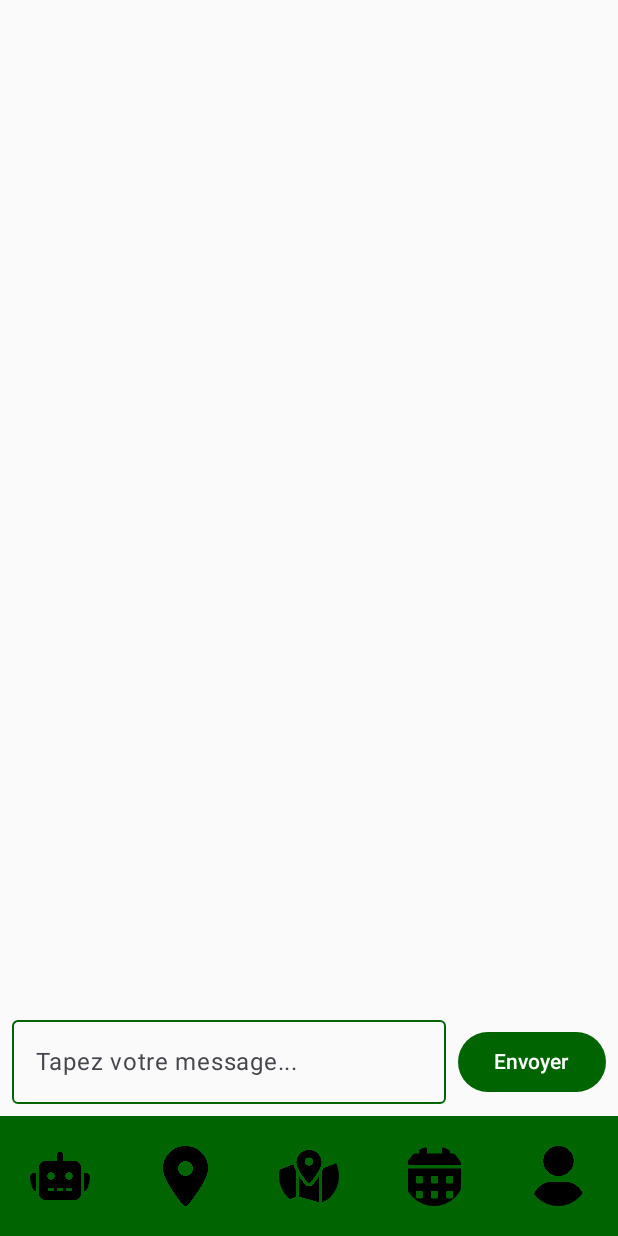
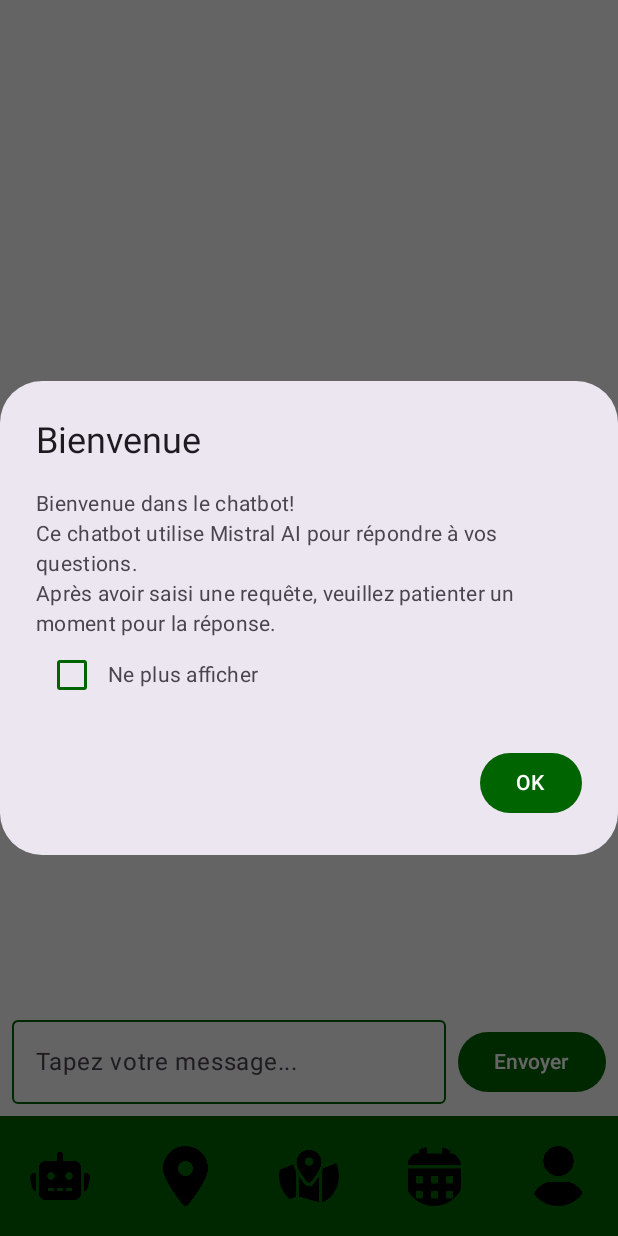
Before and after one commit to doriangilbert/ProjetIFT717, an Android app built with Jetpack Compose: the ChatBotView screen opened through its navigation route, on a phone screen of 412 x 824 dp. Run offline under Robolectric (Android 15) with nearby library versions, the phone set to English and light mode, and no system bars; libraries missing offline, so code that uses them is left out: io.socket.client; pictures from the network do not load.

Commit message:
Ajout de boites de dialogue de bienvenue et pour le chatbot

```diff
--- a/projetift717_client_android/app/src/main/java/com/example/projetift717/view/ChatBotView.kt
+++ b/projetift717_client_android/app/src/main/java/com/example/projetift717/view/ChatBotView.kt
@@ -1,19 +1,17 @@
 package com.example.projetift717.view
 
+import android.content.Context
+import android.content.SharedPreferences
 import androidx.compose.foundation.layout.*
 import androidx.compose.foundation.lazy.LazyColumn
 import androidx.compose.foundation.lazy.items
 import androidx.compose.foundation.lazy.rememberLazyListState
-import androidx.compose.material3.Button
-import androidx.compose.material3.ButtonDefaults
-import androidx.compose.material3.Divider
-import androidx.compose.material3.OutlinedTextField
-import androidx.compose.material3.OutlinedTextFieldDefaults
-import androidx.compose.material3.Text
+import androidx.compose.material3.*
 import androidx.compose.runtime.*
 import androidx.compose.ui.Alignment
 import androidx.compose.ui.Modifier
 import androidx.compose.ui.graphics.Color
+import androidx.compose.ui.platform.LocalContext
 import androidx.compose.ui.platform.LocalSoftwareKeyboardController
 import androidx.compose.ui.unit.dp
 import androidx.navigation.NavController
@@ -24,11 +22,18 @@ import kotlinx.coroutines.launch
 fun ChatBotView(viewModel: ChatViewModel, navController: NavController) {
     val chatHistory by viewModel.chatHistory.collectAsState()
     val listState = rememberLazyListState()
+    val context = LocalContext.current
+    val sharedPreferences = context.getSharedPreferences("chatbot_prefs", Context.MODE_PRIVATE)
+    val showWelcomeDialog = remember { mutableStateOf(sharedPreferences.getBoolean("show_welcome_dialog", true)) }
 
     LaunchedEffect(chatHistory) {
         if (chatHistory.isNotEmpty()) {
             listState.animateScrollToItem(chatHistory.size - 1)
         }
+    }
+
+    if (showWelcomeDialog.value) {
+        WelcomeDialog(sharedPreferences, showWelcomeDialog)
     }
 
     Column(
@@ -55,6 +60,47 @@ fun ChatBotView(viewModel: ChatViewModel, navController: NavController) {
         ChatInput(viewModel = viewModel)
     }
     Footer(navController = navController)
+}
+
+@Composable
+fun WelcomeDialog(sharedPreferences: SharedPreferences, showWelcomeDialog: MutableState<Boolean>) {
+    var doNotShowAgain by remember { mutableStateOf(false) }
+
+    AlertDialog(
+        onDismissRequest = { showWelcomeDialog.value = false },
+        title = { Text("Bienvenue") },
+        text = {
+            Column {
+                Text("Bienvenue dans le chatbot!")
+                Text("Ce chatbot utilise Mistral AI pour répondre à vos questions.")
+                Text("Après avoir saisi une requête, veuillez patienter un moment pour la réponse.")
+                Row(verticalAlignment = Alignment.CenterVertically) {
+                    Checkbox(
+                        checked = doNotShowAgain,
+                        onCheckedChange = { doNotShowAgain = it },
+                        colors = CheckboxDefaults.colors(
+                            checkedColor = Color(0xFF006400),
+                            uncheckedColor = Color(0xFF006400)
+                        )
+                    )
+                    Text("Ne plus afficher")
+                }
+            }
+        },
+        confirmButton = {
+            Button(
+                onClick = {
+                    if (doNotShowAgain) {
+                        sharedPreferences.edit().putBoolean("show_welcome_dialog", false).apply()
+                    }
+                    showWelcomeDialog.value = false
+                },
+                colors = ButtonDefaults.buttonColors(containerColor = Color(0xFF006400))
+            ) {
+                Text("OK")
+            }
+        }
+    )
 }
 
 @Composable
```
Also changed, not shown: projetift717_client_android/app/src/main/java/com/example/projetift717/view/LoginView.kt (+39 -1 lines).
